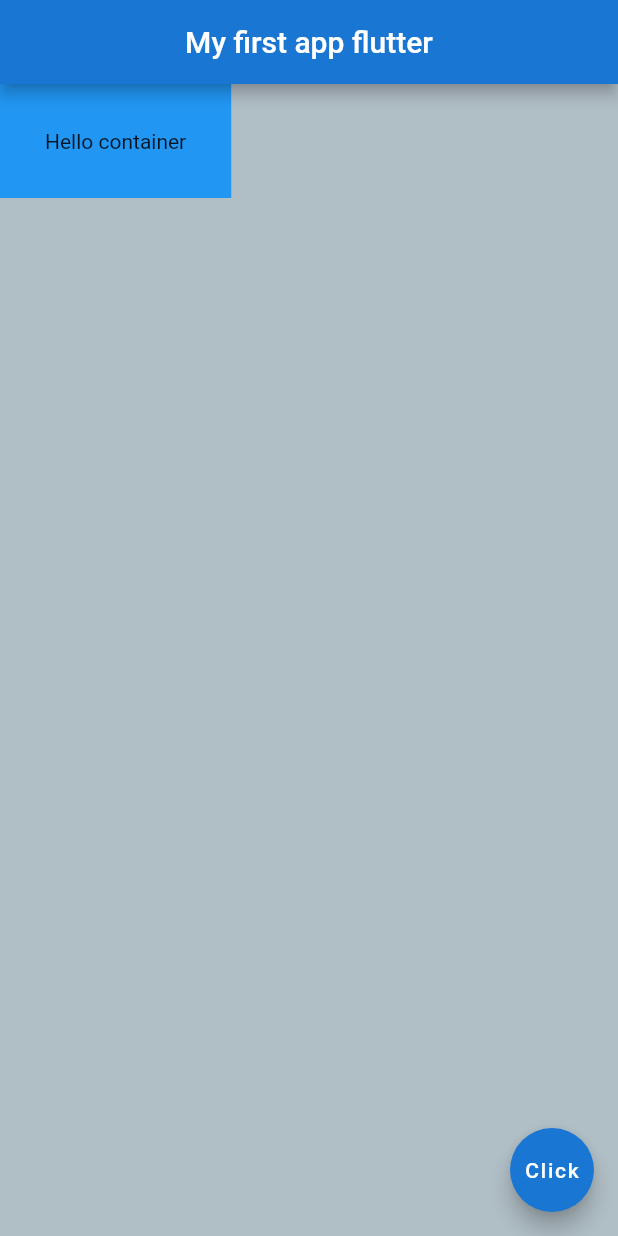
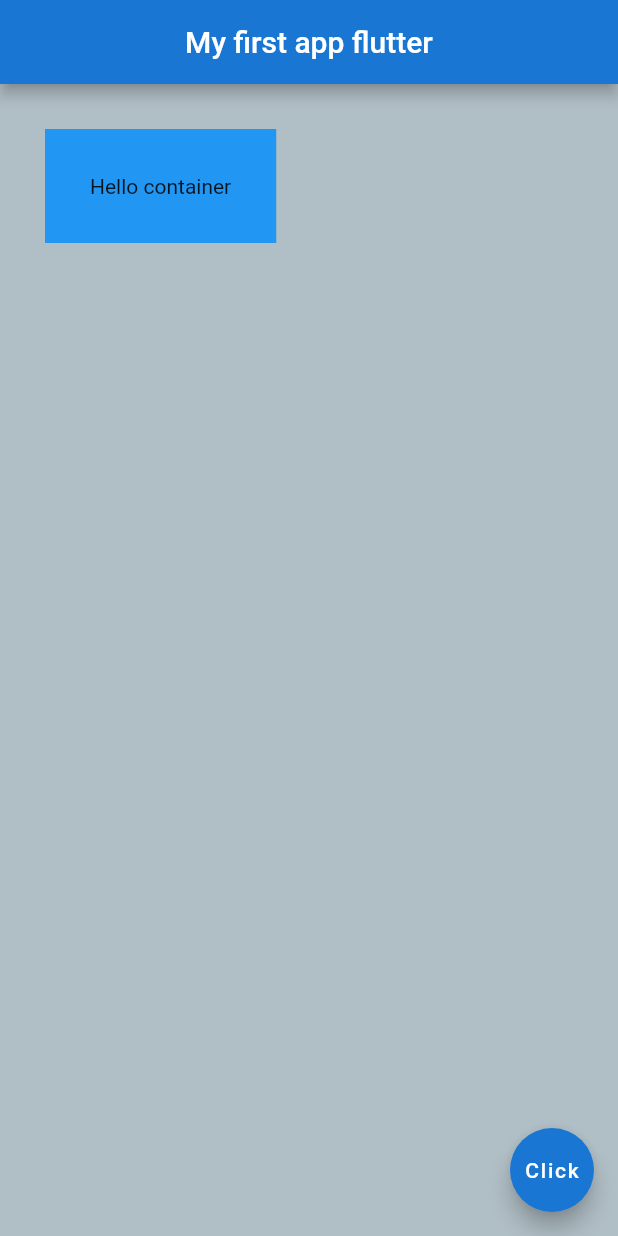
Before and after one commit to youzerssif/flutter_first_app, a Flutter app: the screen it shows after launch, on a phone screen of 412 x 824 dp. Run offline on Flutter 3.47's test engine with Material 2 defaults, Android fonts, the phone set to English and light mode, and no system bars.

Commit message:
adding container

```diff
--- a/lib/main.dart
+++ b/lib/main.dart
@@ -23,7 +23,8 @@ class Home extends StatelessWidget {
         backgroundColor: Colors.blue[700],
       ),
       body: Container(
-        padding: const EdgeInsets.symmetric(horizontal: 30.0, vertical: 30.0),
+        padding: const EdgeInsets.all(30.0),
+        margin: const EdgeInsets.all(30.0),
         color: Colors.blue,
         child: const Text('Hello container'),
       ),
```
